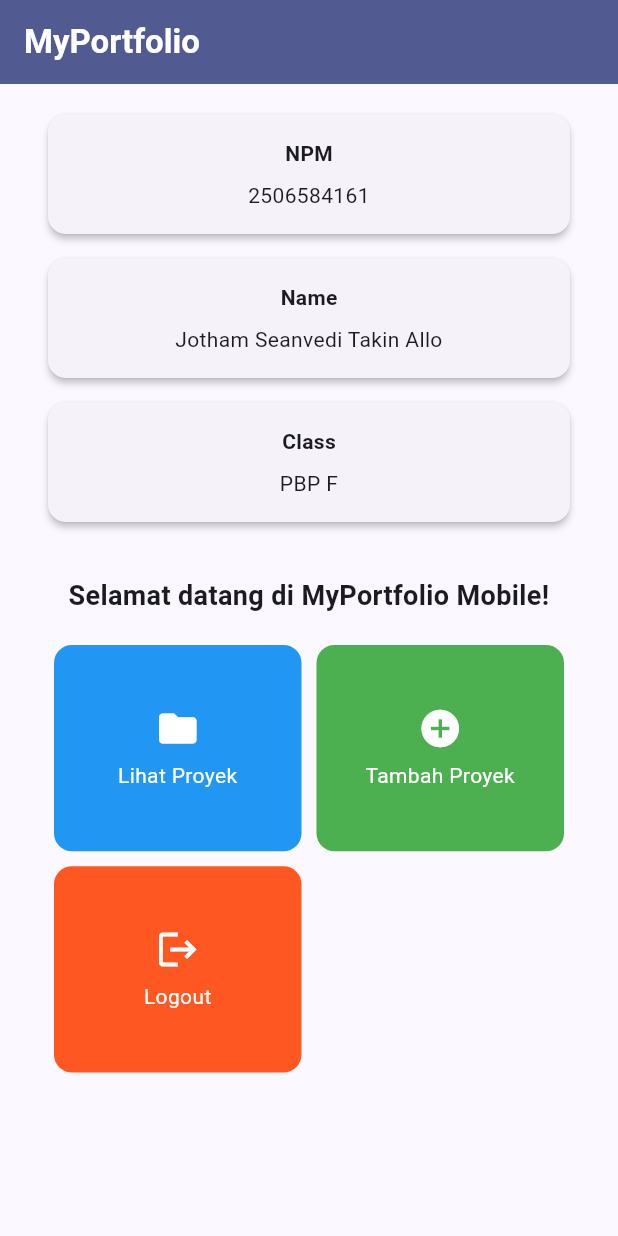
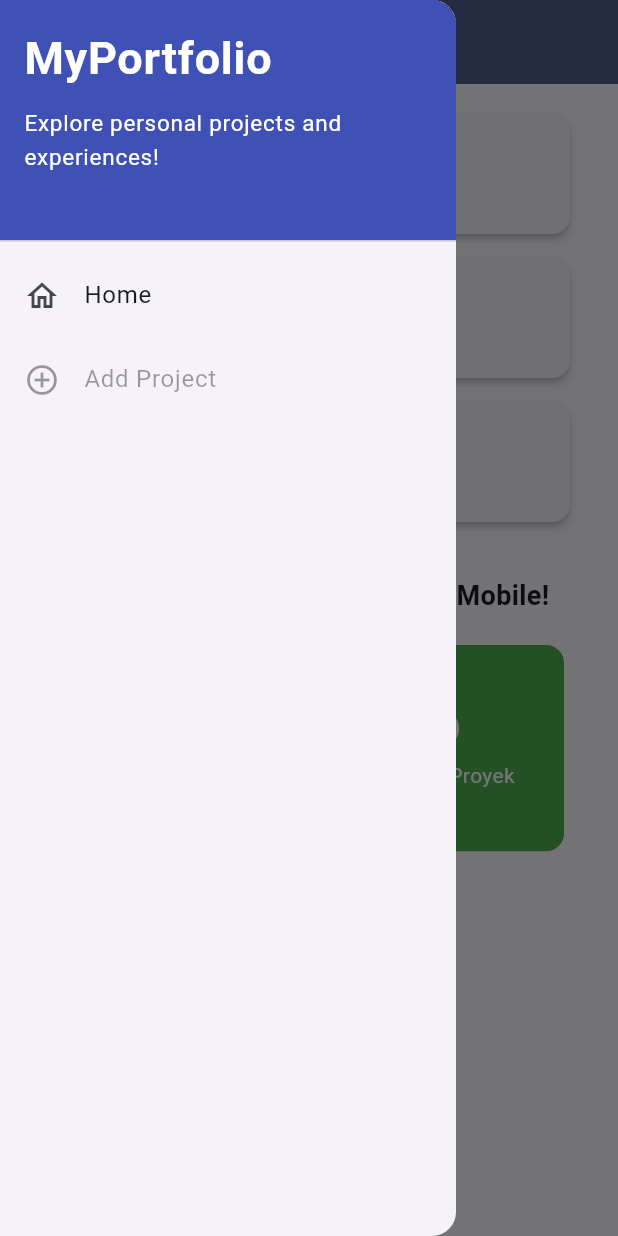
Before and after one commit to seanve1/-myportofolio_mobile, a Flutter app: the screen it shows after launch, with the side drawer open (before the commit the screen has no drawer), on a phone screen of 412 x 824 dp. Run offline on Flutter 3.47's test engine with Material 3 defaults, Android fonts, the phone set to English and light mode, and no system bars.

Commit message:
feat: add navigation drawer for portfolio

```diff
--- a/lib/menu.dart
+++ b/lib/menu.dart
@@ -1,4 +1,5 @@
 import 'package:flutter/material.dart';
+import 'package:myportofolio_mobile/widgets/left_drawer.dart';
 
 class MyHomePage extends StatelessWidget {
   const MyHomePage({super.key});
@@ -24,7 +25,9 @@ class MyHomePage extends StatelessWidget {
           style: TextStyle(color: Colors.white, fontWeight: FontWeight.bold),
         ),
         backgroundColor: Theme.of(context).colorScheme.primary,
+        iconTheme: const IconThemeData(color: Colors.white),
       ),
+      drawer: const LeftDrawer(),
       body: Padding(
         padding: const EdgeInsets.all(16.0),
         // ListView supaya content tetap bisa discroll saat viewport pendek.
--- /dev/null
+++ b/lib/widgets/left_drawer.dart
@@ -0,0 +1,55 @@
+import 'package:flutter/material.dart';
+import 'package:myportofolio_mobile/menu.dart';
+
+class LeftDrawer extends StatelessWidget {
+  const LeftDrawer({super.key});
+
+  @override
+  Widget build(BuildContext context) {
+    return Drawer(
+      child: ListView(
+        padding: EdgeInsets.zero,
+        children: [
+          const DrawerHeader(
+            decoration: BoxDecoration(color: Colors.indigo),
+            child: Column(
+              crossAxisAlignment: CrossAxisAlignment.start,
+              children: [
+                Text(
+                  'MyPortfolio',
+                  style: TextStyle(
+                    fontSize: 30,
+                    fontWeight: FontWeight.bold,
+                    color: Colors.white,
+                  ),
+                ),
+                SizedBox(height: 10),
+                Text(
+                  'Explore personal projects and experiences!',
+                  style: TextStyle(fontSize: 15, color: Colors.white),
+                ),
+              ],
+            ),
+          ),
+          ListTile(
+            leading: const Icon(Icons.home_outlined),
+            title: const Text('Home'),
+            onTap: () {
+              Navigator.pushReplacement(
+                context,
+                MaterialPageRoute(
+                  builder: (context) => const MyHomePage(),
+                ),
+              );
+            },
+          ),
+          const ListTile(
+            leading: Icon(Icons.add_circle_outline),
+            title: Text('Add Project'),
+            enabled: false,
+          ),
+        ],
+      ),
+    );
+  }
+}
```
